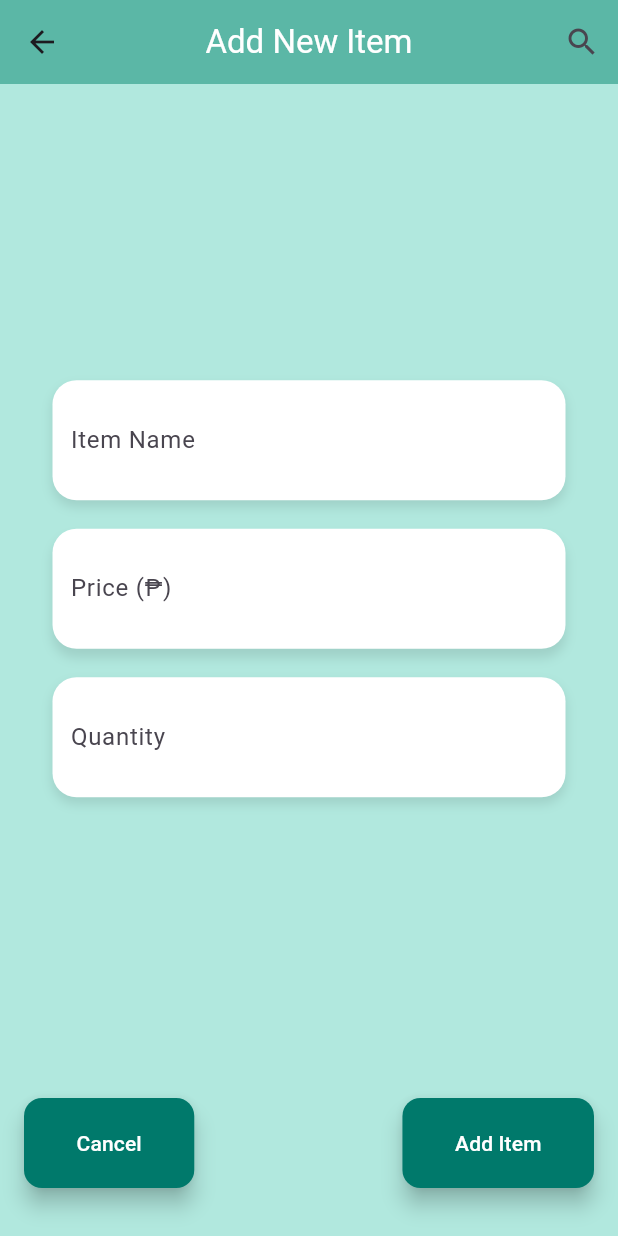
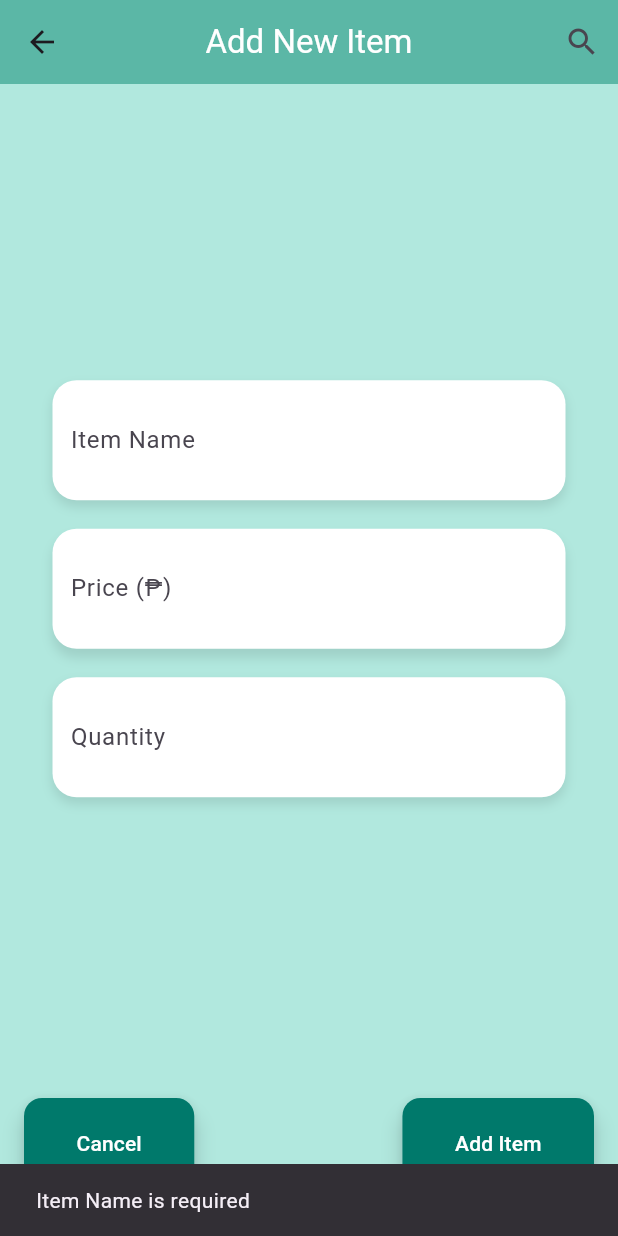
Before and after one commit to leviticuz/budgy, a Flutter app: the AddItemScreen screen opened directly with empty values, after a tap on "Add Item", on a phone screen of 412 x 824 dp. Run offline on Flutter 3.47's test engine with Material 3 defaults, Android fonts, the light colour scheme and no system bars; our stand-ins replace firebase_core, firebase_database, fl_chart, pie_chart, shared_preferences; missing offline and left inert: capstonezz; accounts and stored records are empty.

Commit message:
Error Handling adding Item

```diff
--- a/lib/add_item.dart
+++ b/lib/add_item.dart
@@ -264,12 +264,35 @@ class _AddItemScreenState extends State<AddItemScreen> {
                         widget.onAddItem(_productController.text, price, quantity);
                         Navigator.pop(context);
                       }
+                    } else {
+                      if (_productController.text.isEmpty) {
+                        ScaffoldMessenger.of(context).showSnackBar(
+                          SnackBar(
+                            content: Text('Item Name is required'),
+                            duration: Duration(seconds: 1),
+                          ),
+                        );
+                      }else if (_priceController.text.isEmpty) {
+                        ScaffoldMessenger.of(context).showSnackBar(
+                          SnackBar(
+                            content: Text('Item price is required'),
+                            duration: Duration(seconds: 1),
+                          ),
+                        );
+                      }else if (_quantityController.text.isEmpty) {
+                        ScaffoldMessenger.of(context).showSnackBar(
+                          SnackBar(
+                            content: Text('Item Quantity is required'),
+                            duration: Duration(seconds: 1),
+                          ),
+                        );
+                      }
                     }
                   },
-                    child: Text(
-                      widget.initialName != null ? 'Save Changes' : 'Add Item',
-                      style: TextStyle(color: Colors.white),
-                    ),
+                  child: Text(
+                    widget.initialName != null ? 'Save Changes' : 'Add Item',
+                    style: TextStyle(color: Colors.white),
+                  ),
                   style: ElevatedButton.styleFrom(
                     backgroundColor: Colors.teal.shade700,
                     foregroundColor: Colors.white,
@@ -281,6 +304,9 @@ class _AddItemScreenState extends State<AddItemScreen> {
                     padding: EdgeInsets.symmetric(horizontal: 35, vertical: 20),
                   ),
                 ),
+
+
+
               ],
             ),
             SizedBox(height: 16),
--- a/lib/homePage.dart
+++ b/lib/homePage.dart
@@ -186,14 +186,18 @@ class _HomePageState extends State<HomePage> {
                 }
                 else{
                   ScaffoldMessenger.of(context).showSnackBar(
-                    SnackBar(content: Text('Budget is required')),
+                    SnackBar(content: Text('Budget is required'),
+                      duration: Duration(seconds:1),
+                    ),
+
                   );
                   return;
                 }
               }
               else{
                 ScaffoldMessenger.of(context).showSnackBar(
-                  SnackBar(content: Text('Title is required')),
+                  SnackBar(content: Text('Title is required'),
+                      duration: Duration(seconds:1)),
                 );
                 return;
               }
```
